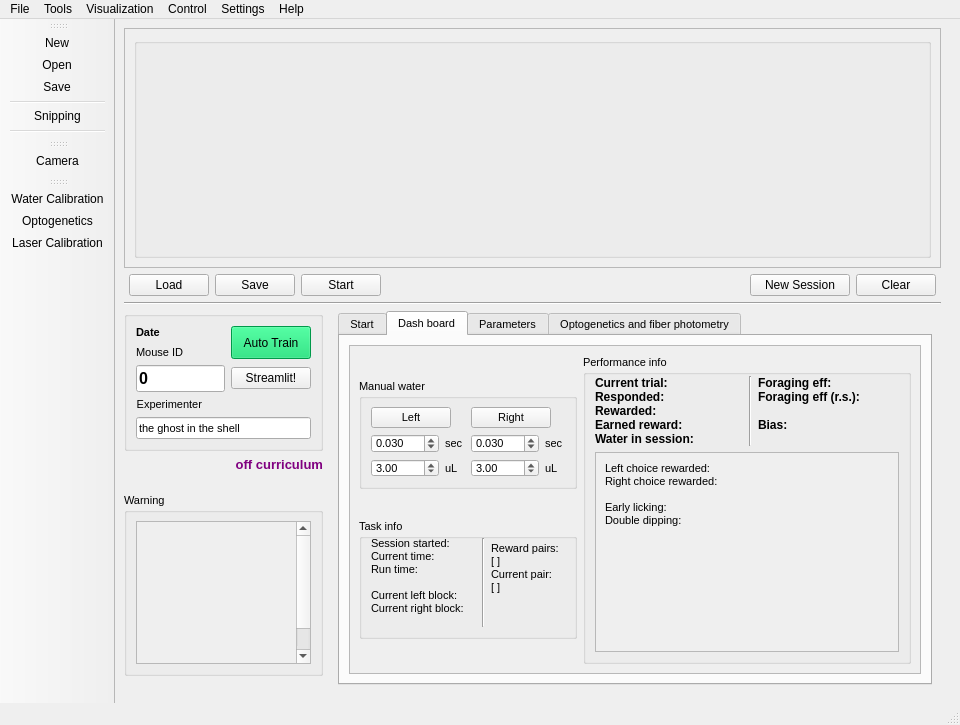
Qt form src/foraging_gui/ForagingGUI.ui (AllenNeuralDynamics/dynamic-foraging-task) before a commit.
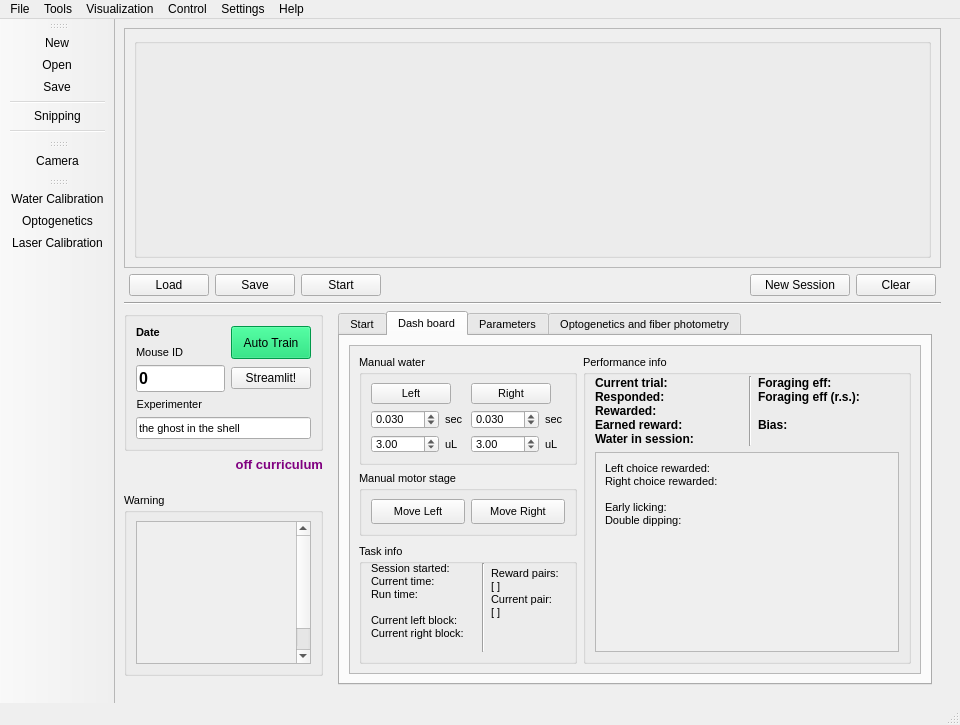
The same form after that commit. The open tabs and pages were chosen to show the change. Icons and pictures are not drawn.

Commit message: add copies of moving left and right to the dash board tab

Patch:
```diff
--- a/src/foraging_gui/ForagingGUI.ui
+++ b/src/foraging_gui/ForagingGUI.ui
@@ -2163,6 +2163,76 @@
                       </layout>
                      </widget>
                     </item>
+                    <item alignment="Qt::AlignTop">
+                     <widget class="QGroupBox" name="groupBox_7">
+                      <property name="maximumSize">
+                       <size>
+                        <width>260</width>
+                        <height>110</height>
+                       </size>
+                      </property>
+                      <property name="font">
+                       <font>
+                        <pointsize>8</pointsize>
+                       </font>
+                      </property>
+                      <property name="title">
+                       <string>Manual motor stage</string>
+                      </property>
+                      <layout class="QGridLayout" name="gridLayout_11">
+                       <item row="0" column="0">
+                        <widget class="QPushButton" name="MoveXP_2">
+                         <property name="sizePolicy">
+                          <sizepolicy hsizetype="Fixed" vsizetype="Expanding">
+                           <horstretch>0</horstretch>
+                           <verstretch>0</verstretch>
+                          </sizepolicy>
+                         </property>
+                         <property name="minimumSize">
+                          <size>
+                           <width>20</width>
+                           <height>25</height>
+                          </size>
+                         </property>
+                         <property name="maximumSize">
+                          <size>
+                           <width>100</width>
+                           <height>16777215</height>
+                          </size>
+                         </property>
+                         <property name="text">
+                          <string>Move Left</string>
+                         </property>
+                        </widget>
+                       </item>
+                       <item row="0" column="1">
+                        <widget class="QPushButton" name="MoveXN_2">
+                         <property name="sizePolicy">
+                          <sizepolicy hsizetype="Fixed" vsizetype="Expanding">
+                           <horstretch>0</horstretch>
+                           <verstretch>0</verstretch>
+                          </sizepolicy>
+                         </property>
+                         <property name="minimumSize">
+                          <size>
+                           <width>20</width>
+                           <height>25</height>
+                          </size>
+                         </property>
+                         <property name="maximumSize">
+                          <size>
+                           <width>100</width>
+                           <height>16777215</height>
+                          </size>
+                         </property>
+                         <property name="text">
+                          <string>Move Right</string>
+                         </property>
+                        </widget>
+                       </item>
+                      </layout>
+                     </widget>
+                    </item>
                     <item>
                      <widget class="QGroupBox" name="ShowReward">
                       <property name="sizePolicy">
```
Left out of the diff: 39 changed lines with no effect on the pictures.
